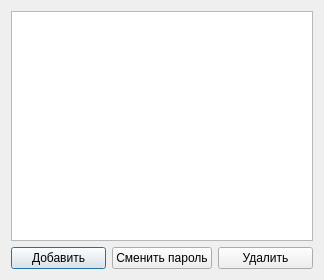
This is src/users.ui in IlchenkoVasily/seye as Qt 5 draws it before an edit. The edited form follows.
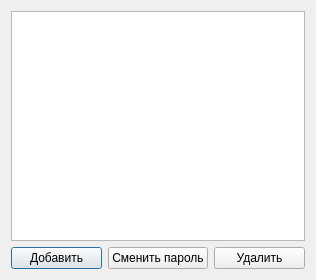
This is the edited form.

The edit to the form file:
```diff
--- a/src/users.ui
+++ b/src/users.ui
@@ -9,7 +9,7 @@
    <rect>
     <x>0</x>
     <y>0</y>
-    <width>324</width>
+    <width>316</width>
     <height>280</height>
    </rect>
   </property>
@@ -78,7 +78,7 @@
       <number>150</number>
      </attribute>
      <attribute name="horizontalHeaderMinimumSectionSize">
-      <number>150</number>
+      <number>100</number>
      </attribute>
      <attribute name="horizontalHeaderShowSortIndicator" stdset="0">
       <bool>false</bool>
```
